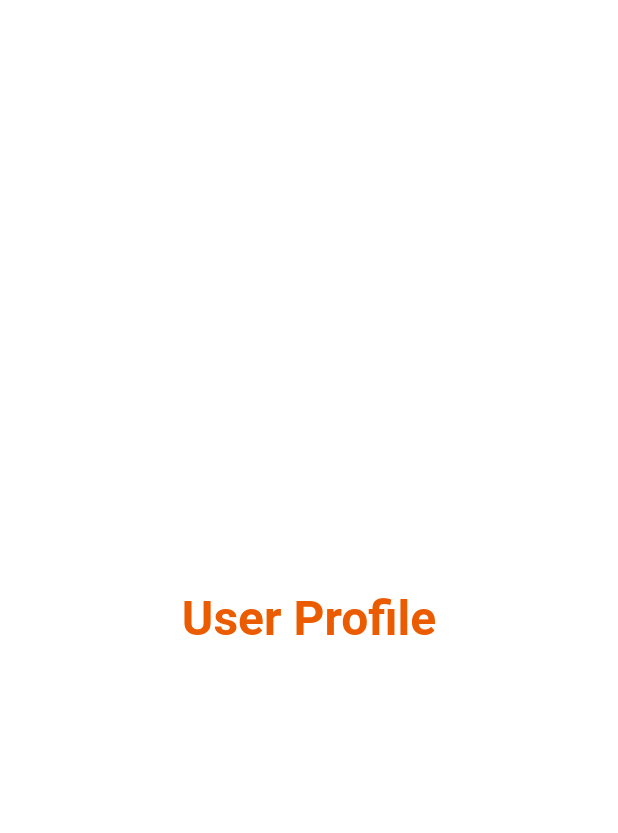
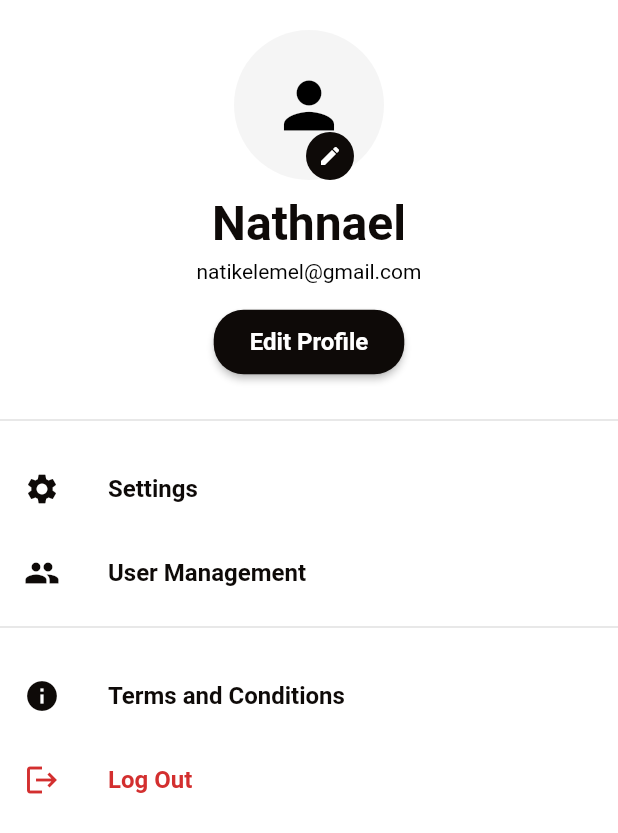
Before and after one commit to kelemnati/Movie_App, a Flutter app: the ProfileScreen screen opened directly, on a phone screen of 412 x 824 dp. Shown: the top 833 px of the screen. Run offline on Flutter 3.47's test engine with Material 3 defaults, Android fonts, the phone set to English and light mode, and no system bars; our stand-ins replace bloc, cloud_firestore, equatable, firebase_auth, firebase_core, flutter_bloc and 2 more; accounts and stored records are empty; network calls fail.

Commit message:
Done home, wishlist, profile screen

```diff
--- a/lib/config/themes/app_theme.dart
+++ b/lib/config/themes/app_theme.dart
@@ -55,7 +55,8 @@ class LightModeTheme extends AppTheme {
   @override
   Brightness get brightness => Brightness.light;
   @override
-  Color get primary => const Color(0xFFEB5B00);
+  // Color get primary => const Color(0xFFEB5B00);
+  Color get primary => const Color.fromARGB(255, 14, 10, 8);
   @override
   Color get secondary => const Color(0xFF03DAC6);
   @override
@@ -64,11 +65,11 @@ class LightModeTheme extends AppTheme {
   Color get alternate => const Color(0xFFBB86FC);
 
   @override
-  Color get primaryText => const Color.fromARGB(255, 92, 129, 148); // Grey 400
+  Color get primaryText => const Color(0xFF000000); // Black
   @override
-  Color get secondaryText => const Color(0xFF546E7A); // Dark Grey
+  Color get secondaryText => const Color(0xFF000000); // Black
   @override
-  Color get tertiaryText => const Color(0xFF757575);
+  Color get tertiaryText => const Color(0xFF000000); // Black
 
   @override
   Color get primaryBackground => const Color(0xFFFFFFFF); // White
@@ -103,7 +104,7 @@ class LightModeTheme extends AppTheme {
   double get radius => 40;
 
   @override
-  Color get primaryBtnText => const Color(0xFFFFFFFF);
+  Color get primaryBtnText => const Color.fromARGB(255, 19, 11, 11);
   @override
   Color get lineColor => Colors.black12;
   @override
@@ -130,20 +131,20 @@ class DarkModeTheme extends AppTheme {
   @override
   Brightness get brightness => Brightness.dark;
   @override
-  Color get primary => const Color(0xFF121212);
+  Color get primary => const Color.fromARGB(255, 244, 230, 230);
   @override
-  Color get secondary => const Color(0xFFEB5B00);
+  Color get secondary => const Color.fromARGB(255, 17, 11, 7);
   @override
   Color get tertiary => const Color(0xFFBB86FC);
   @override
   Color get alternate => const Color(0xFF3700B3);
 
   @override
-  Color get primaryText => const Color(0xFFFFFFFF); // Orange
+  Color get primaryText => const Color(0xFFFFFFFF); // White
   @override
-  Color get secondaryText => const Color(0xFFFA8C00); // Light Orange
+  Color get secondaryText => const Color(0xFFFFFFFF); // White
   @override
-  Color get tertiaryText => const Color(0xFFF57C00);
+  Color get tertiaryText => const Color(0xFFFFFFFF); // White
 
   @override
   Color get primaryBackground => const Color(0xFF000000); // Black
--- a/lib/config/themes/app_typography.dart
+++ b/lib/config/themes/app_typography.dart
@@ -60,7 +60,7 @@ class ThemeTypography extends AppTypography {
         fontFamily: fontFamily,
         color: theme.primary,
         fontWeight: FontWeight.bold,
-        fontSize: 26,
+        fontSize: 18,
       );
 
   @override
--- a/lib/presentation/screens/profile_screen.dart
+++ b/lib/presentation/screens/profile_screen.dart
@@ -1,5 +1,9 @@
 import 'package:flutter/material.dart';
+import 'package:flutter_bloc/flutter_bloc.dart';
+import 'package:movie_app/blocs/authentication/authentication_bloc.dart';
 import 'package:movie_app/config/themes/app_theme.dart';
+import 'package:movie_app/presentation/widgets/common_widgets.dart';
+import 'package:movie_app/route.dart';
 
 class ProfileScreen extends StatelessWidget {
   const ProfileScreen({super.key});
@@ -10,10 +14,102 @@ class ProfileScreen extends StatelessWidget {
     final typography = theme.typography;
 
     return Scaffold(
-      body: Center(
-        child: Text(
-          "User Profile",
-          style: typography.headlineLarge,
+      backgroundColor: theme.primaryBackground,
+      body: SingleChildScrollView(
+        child: Column(
+          children: [
+            const SizedBox(height: 20),
+            // Profile Picture
+            Stack(
+              alignment: Alignment.center,
+              children: [
+                CircleAvatar(
+                  radius: 50,
+                  backgroundColor: theme.secondaryBackground,
+                  child: Icon(
+                    Icons.person,
+                    size: 50,
+                    color: theme.primaryText,
+                  ),
+                ),
+                Positioned(
+                  bottom: 0,
+                  right: 20,
+                  child: CircleAvatar(
+                    backgroundColor: theme.primary,
+                    radius: 16,
+                    child: const Icon(
+                      Icons.edit,
+                      size: 16,
+                      color: Colors.white,
+                    ),
+                  ),
+                ),
+              ],
+            ),
+            const VerticalSpacer(height: 10),
+            // User Information
+            Text(
+              "Nathnael",
+              style: typography.headlineLarge,
+            ),
+            const SizedBox(height: 5),
+            Text(
+              "natikelemel@gmail.com",
+              style:
+                  typography.bodyMediumWhite.copyWith(color: theme.primaryText),
+            ),
+            const VerticalSpacer(height: 15),
+            // Edit Profile Button
+            ElevatedButton(
+              onPressed: () {},
+              style: ElevatedButton.styleFrom(
+                padding:
+                    const EdgeInsets.symmetric(horizontal: 24, vertical: 12),
+                backgroundColor: theme.primary,
+                shape: RoundedRectangleBorder(
+                  borderRadius: BorderRadius.circular(20),
+                ),
+              ),
+              child: Text(
+                "Edit Profile",
+                style: typography.labelMedium,
+              ),
+            ),
+            const VerticalSpacer(height: 20),
+            // Divider
+            Divider(color: theme.lineColor, thickness: 1),
+            const VerticalSpacer(height: 10),
+            // Settings Options
+            ListTile(
+              leading: Icon(Icons.settings, color: theme.primary),
+              title: Text("Settings", style: typography.titleSmall),
+              onTap: () {},
+            ),
+            ListTile(
+              leading: Icon(Icons.group, color: theme.primary),
+              title: Text("User Management", style: typography.titleSmall),
+              onTap: () {},
+            ),
+            Divider(color: theme.lineColor, thickness: 1),
+            const VerticalSpacer(height: 10),
+            ListTile(
+              leading: Icon(Icons.info, color: theme.primary),
+              title: Text("Terms and Conditions", style: typography.titleSmall),
+              onTap: () {},
+            ),
+            ListTile(
+              leading: Icon(Icons.logout, color: theme.error),
+              title: Text(
+                "Log Out",
+                style: typography.titleSmall.copyWith(color: theme.error),
+              ),
+              onTap: () {
+                context.read<AuthenticationBloc>().add(SignOutRequested());
+                Navigator.pushNamed(context, AppRoutes.signUp);
+              },
+            ),
+          ],
         ),
       ),
     );
--- a/lib/presentation/widgets/movie_card_widget.dart
+++ b/lib/presentation/widgets/movie_card_widget.dart
@@ -73,7 +73,7 @@ class MovieCard extends StatelessWidget {
                     title,
                     maxLines: 1,
                     overflow: TextOverflow.ellipsis,
-                    style: theme.typography.labelMedium,
+                    style: theme.typography.headlineSmall,
                   ),
                   const SizedBox(height: 4),
                   Row(
--- a/lib/presentation/widgets/movie_section.dart
+++ b/lib/presentation/widgets/movie_section.dart
@@ -30,7 +30,7 @@ class MovieSection extends StatelessWidget {
             style: typography.headlineMedium,
           ),
         ),
-        const SizedBox(height: 8),
+        const VerticalSpacer(height: 8),
         SizedBox(
           height: 240, // Adjust based on MovieCard height
           child: ListView.builder(
```
